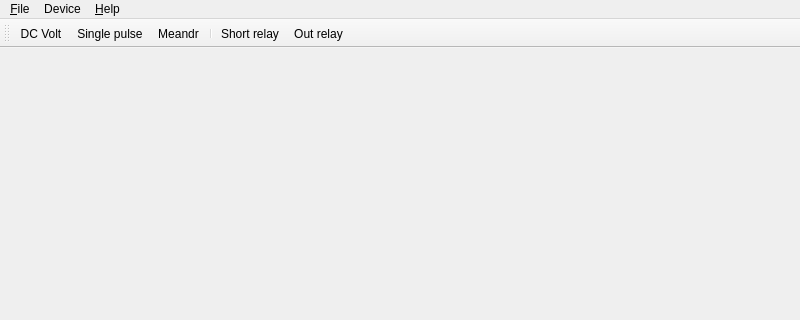
This is software/voltamp/src/main_wnd.ui in z80/voltamper as Qt 5 draws it before an edit; both pictures show x 0 to 800 and y 0 to 320 of the 800 by 600 pixel window. The edited form follows.
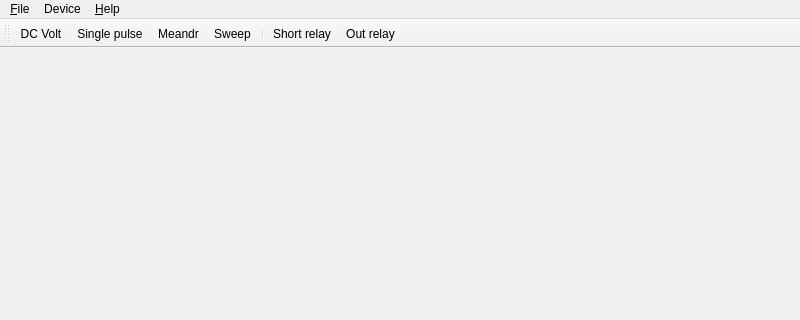
This is the edited form.

Commit message: Inserted sweep window and sweep functionality. Not tested yet.

```diff
--- a/software/voltamp/src/main_wnd.ui
+++ b/software/voltamp/src/main_wnd.ui
@@ -59,6 +59,7 @@
    <addaction name="actionDC_Volt"/>
    <addaction name="actionSingle_pulse"/>
    <addaction name="actionMeandr"/>
+   <addaction name="actionSweep"/>
    <addaction name="separator"/>
    <addaction name="actionShort_relay"/>
    <addaction name="actionOut_relay"/>
@@ -126,6 +127,11 @@
     <string>Calibration</string>
    </property>
   </action>
+  <action name="actionSweep">
+   <property name="text">
+    <string>Sweep</string>
+   </property>
+  </action>
  </widget>
  <resources/>
  <connections/>
```
The commit also changes 8 other files.
